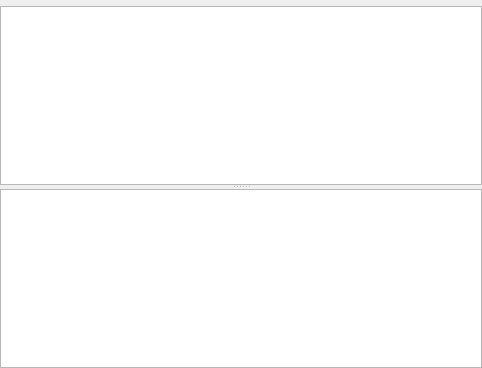
Qt form plugins/output/dvdinfo.ui (google-code-export/kmediafactory) before a commit.
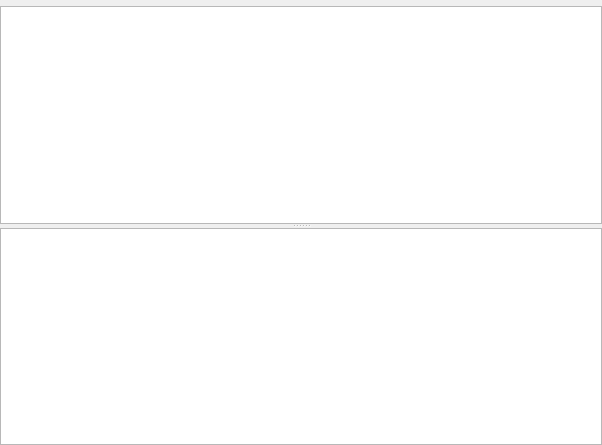
The same form after that commit. Custom widgets are drawn as their Qt base class.

Patch:
```diff
--- a/plugins/output/dvdinfo.ui
+++ b/plugins/output/dvdinfo.ui
@@ -5,8 +5,8 @@
    <rect>
     <x>0</x>
     <y>0</y>
-    <width>482</width>
-    <height>368</height>
+    <width>602</width>
+    <height>445</height>
    </rect>
   </property>
   <property name="windowTitle" >
@@ -34,6 +34,12 @@
       <enum>Qt::Vertical</enum>
      </property>
      <widget class="QTreeView" name="dvdListView" >
+      <property name="minimumSize" >
+       <size>
+        <width>350</width>
+        <height>200</height>
+       </size>
+      </property>
       <property name="fullWidth" stdset="0" >
        <bool>true</bool>
       </property>
@@ -48,6 +54,12 @@
         <verstretch>0</verstretch>
        </sizepolicy>
       </property>
+      <property name="minimumSize" >
+       <size>
+        <width>350</width>
+        <height>200</height>
+       </size>
+      </property>
      </widget>
     </widget>
    </item>
```
Left out of the diff: 2 changed lines with no effect on the pictures.
